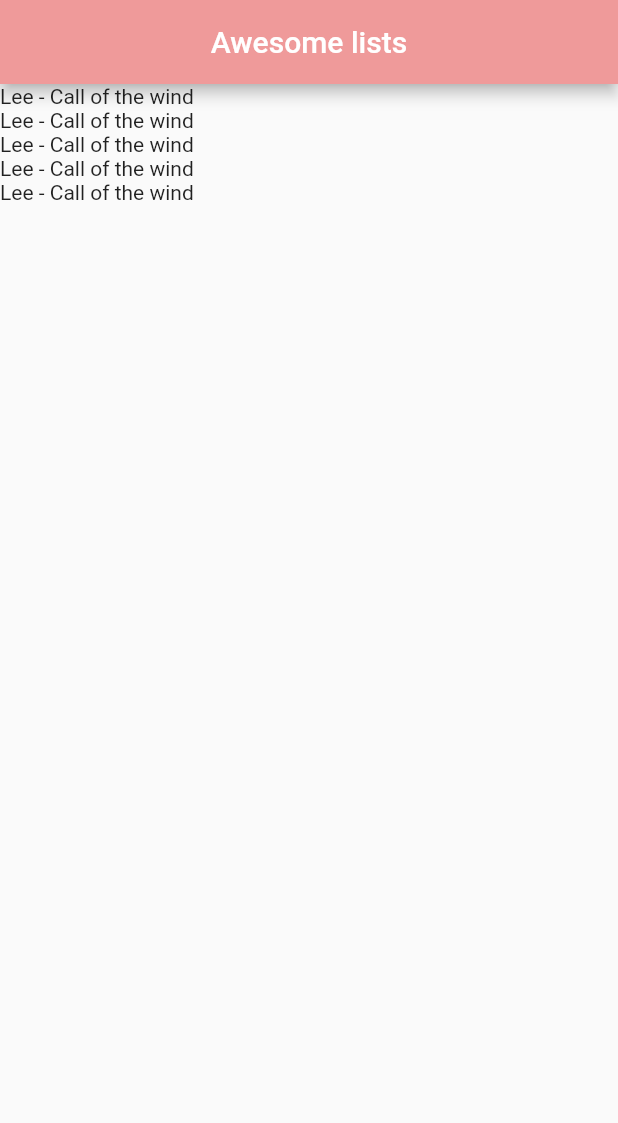
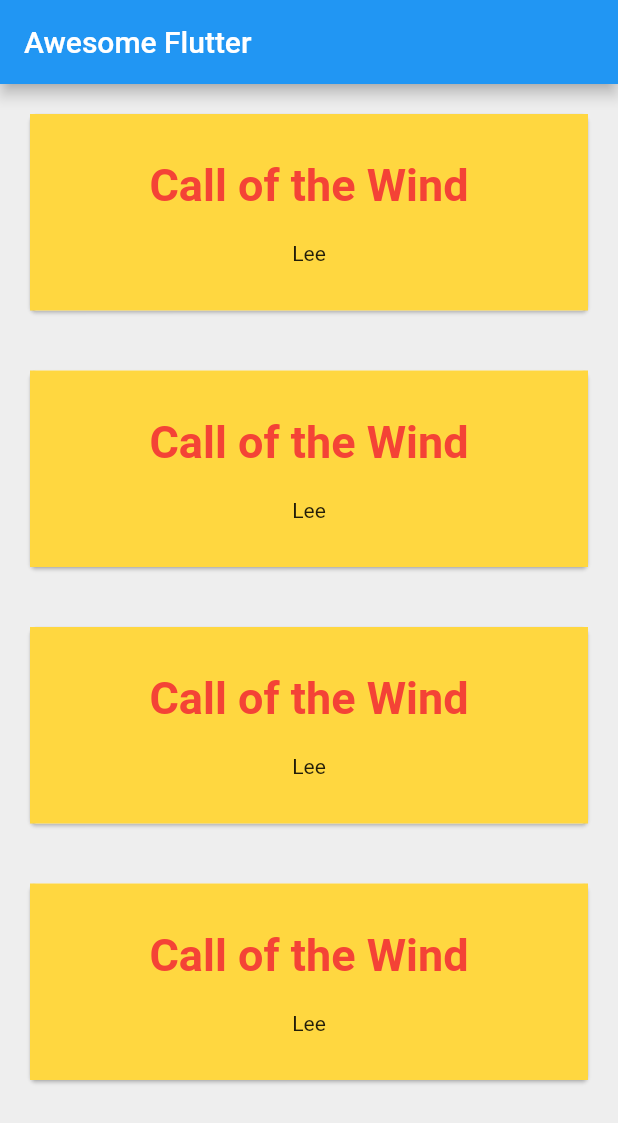
Before and after one commit to ThaoLuu2611/flutter-beginner, a Flutter app: the screen it shows after launch, on a phone screen of 412 x 824 dp. Shown: the top 1123 px of the screen. Run offline on Flutter 3.47's test engine with Material 2 defaults, Android fonts, the phone set to English and light mode, and no system bars.

Commit message:
add list book

```diff
--- a/flutter_first_app/lib/main.dart
+++ b/flutter_first_app/lib/main.dart
@@ -5,8 +5,8 @@ import 'package:flutter/material.dart';
 import 'quote.dart';
 
 void main() => runApp(MaterialApp(
-  home: MyList(),
-));
+      home: MyList(),
+    ));
 
 class MyList extends StatefulWidget {
   @override
@@ -14,29 +14,48 @@ class MyList extends StatefulWidget {
 }
 
 class _MyListState extends State<MyList> {
-  List<Quote> quotes = [
-    Quote(author: 'Lee', text: 'Call of the wind'),
-    Quote(author: 'Lee', text: 'Call of the wind'),
-    Quote(author: 'Lee', text: 'Call of the wind'),
-    Quote(author: 'Lee', text: 'Call of the wind'),
-    Quote(author: 'Lee', text: 'Call of the wind'),
-
-
+  List<Quote> books = [
+    Quote(text: 'Call of the Wind', author: 'Lee'),
+    Quote(text: 'Call of the Wind', author: 'Lee'),
+    Quote(text: 'Call of the Wind', author: 'Lee'),
+    Quote(text: 'Call of the Wind', author: 'Lee'),
   ];
 
+  Widget bookCard(quote) {
+    return Card(
+      margin: EdgeInsets.all(20),
+      child: Container(
+        padding: EdgeInsets.all(30),
+        color: Colors.amberAccent,
+        child: Column(
+          children: <Widget>[
+            Text(
+              quote.text,
+              style: TextStyle(
+                fontSize: 30,
+                fontWeight: FontWeight.bold,
+                color: Colors.red,
+              ),
+            ),
+            SizedBox(height: 20),
+            Text(
+              quote.author,
+            ),
+          ],
+        ),
+      ),
+    );
+  }
 
   @override
   Widget build(BuildContext context) {
     return Scaffold(
-      appBar: AppBar(
-        backgroundColor: Colors.red[200],
-        title: Text('Awesome lists'),
-        centerTitle: true,
-      ),
-      body: Column(
-        crossAxisAlignment: CrossAxisAlignment.start,
-        children: quotes.map((q) => Text('${q.author} - ${q.text}')).toList()
-      ),
-    );
+        appBar: AppBar(
+          title: Text('Awesome Flutter'),
+        ),
+        backgroundColor: Colors.grey[200],
+        body: ListView(
+          children: books.map((book) => bookCard(book)).toList(),
+        ));
   }
 }
```
